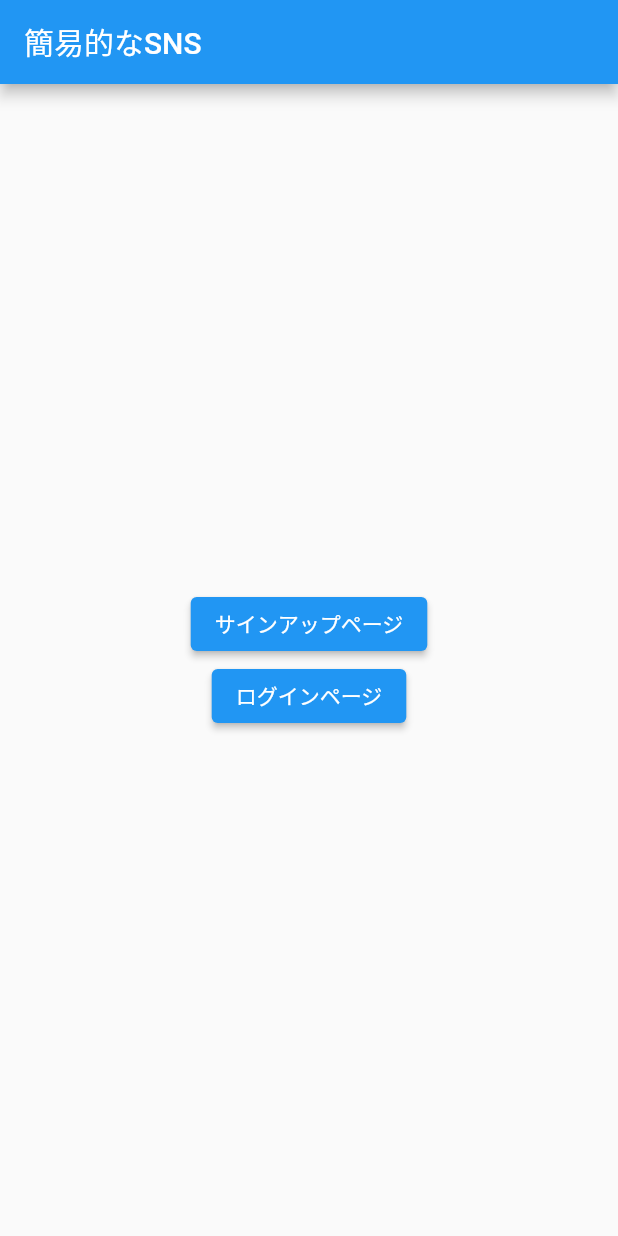
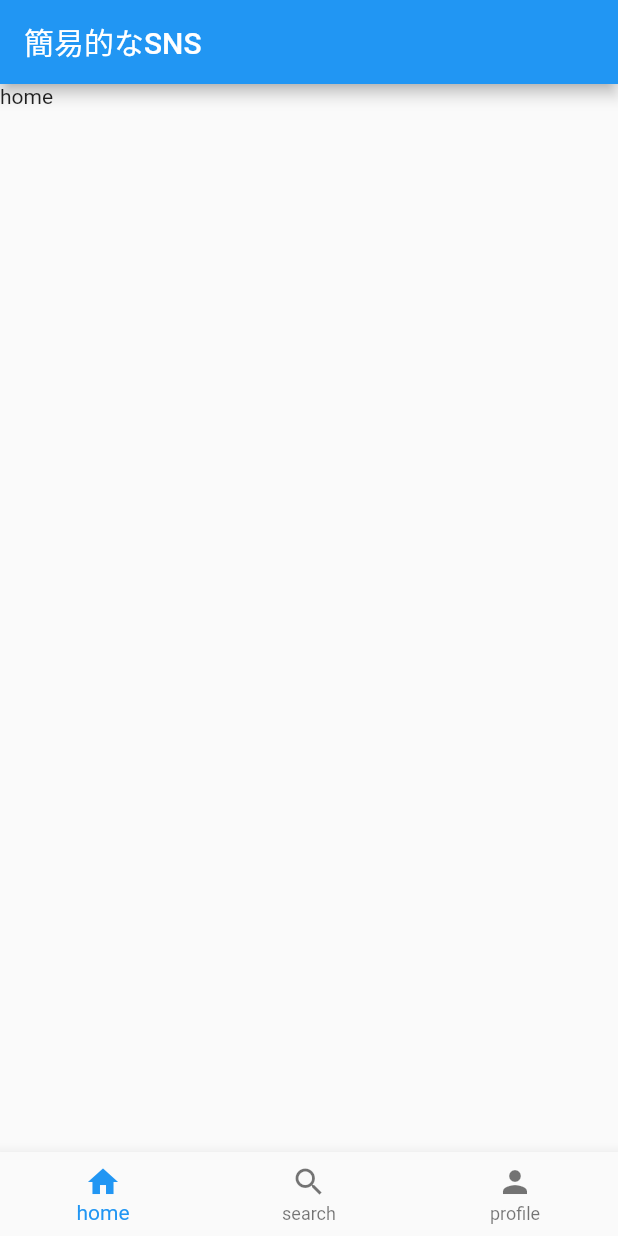
Before and after one commit to marunekosan/like_sns, a Flutter app: the MyHomePage screen opened directly, on a phone screen of 412 x 824 dp. Run offline on Flutter 3.47's test engine with Material 2 defaults, Android fonts, the phone set to English and light mode, and no system bars; our stand-ins replace cloud_firestore, firebase_auth, firebase_core, flutter_riverpod, freezed_annotation; accounts and stored records are empty.

Commit message:
ボトムメニューの追加

```diff
--- /dev/null
+++ b/lib/constants/bottom_navigation_bar.dart
@@ -0,0 +1,18 @@
+// flutter
+import 'package:flutter/material.dart';
+
+final List<BottomNavigationBarItem> bottomNavigationBarElements = [
+  const BottomNavigationBarItem(
+    icon: Icon(Icons.home),
+    label: "home"
+  ),
+  const BottomNavigationBarItem(
+    icon: Icon(Icons.search),
+    label: "search"
+  ),
+  const BottomNavigationBarItem(
+    icon: Icon(Icons.person),
+    label: "profile"
+  ),
+
+];
--- a/lib/main.dart
+++ b/lib/main.dart
@@ -5,10 +5,13 @@ import 'package:flutter/material.dart';
 //package
 import 'package:flutter_riverpod/flutter_riverpod.dart';
 import 'package:firebase_core/firebase_core.dart';
+import 'package:like_sns/views/bottom_navigation_bar.dart';
 
 //models
 import 'package:like_sns/models/main_model.dart';
 import 'package:like_sns/views/login_page.dart';
+import 'models/login_model.dart';
+import 'package:like_sns/models/bottom_navigation_bar_model.dart';
 
 //options
 import 'firebase_options.dart';
@@ -16,7 +19,6 @@ import 'firebase_options.dart';
 //route
 import 'package:like_sns/routes/routes.dart' as routes;
 
-import 'models/login_model.dart';
 
 void main() async{
   WidgetsFlutterBinding.ensureInitialized();
@@ -54,33 +56,27 @@ class MyHomePage extends ConsumerWidget {
   @override
   Widget build(BuildContext context, WidgetRef ref) {
     final MainModel mainModel = ref.watch(mainProvider);
+    final BottomNavigationBarModel bottomNavigationBarModel = ref.watch(bottomNavigationBarProvider);
 
     return Scaffold(
       appBar: AppBar(
         title: Text(title),
       ),
-      body: Center(
-        child: Column(
-          mainAxisAlignment: MainAxisAlignment.center,
-          children: <Widget>[
-            ElevatedButton(
-              onPressed: () => routes.toSignupPage(context: context),
-              child: Text("サインアップページ")
-            ),
-            ElevatedButton(
-              onPressed: () => routes.toLoginPage(context: context),
-              child: Text("ログインページ")
-            )
+      body: mainModel.isLoading ?
+        const Center(
+          child: Text("ロード中"),
+        ) :
+        PageView(
+          controller: bottomNavigationBarModel.pageController,
+          onPageChanged: (index) => bottomNavigationBarModel.onPageChanged(index: index),
+          // childrenの個数はElementsの数
+          children: [
+            Container(child: Text("home"),),
+            Container(child: Text("search"),),
+            Container(child: Text("profile"),),
           ],
         ),
-      ),
-      // floatingActionButton: FloatingActionButton(
-      //   onPressed: () {
-      //     mainModel.createUser(context: context);
-      //   },
-      //   tooltip: 'Increment',
-      //   child: const Icon(Icons.add),
-      // ), // This
+      bottomNavigationBar: LikeSnsBottomNavigationBar(bottomNavigationBarModel: bottomNavigationBarModel),
     );
   }
 }
--- /dev/null
+++ b/lib/models/bottom_navigation_bar_model.dart
@@ -0,0 +1,40 @@
+import 'package:flutter/material.dart';
+import 'package:flutter_riverpod/flutter_riverpod.dart';
+
+final bottomNavigationBarProvider = ChangeNotifierProvider(
+  (ref) => BottomNavigationBarModel()
+);
+class BottomNavigationBarModel extends ChangeNotifier {
+  int currentIndex = 0;
+  late PageController pageController;
+
+  BottomNavigationBarModel() {
+    init();
+  }
+  void init() {
+    pageController = PageController(
+      initialPage: currentIndex
+    );
+    notifyListeners();
+  }
+
+  void onPageChanged({required int index}) {
+    currentIndex = index;
+    notifyListeners();
+  }
+
+  void onTabTapped({required int index}) {
+    pageController.animateToPage(
+      index,
+      duration: const Duration(milliseconds: 10),
+      curve: Curves.easeIn
+    );
+  }
+
+  void setPageController() {
+    pageController = PageController(
+      initialPage: currentIndex
+    );
+    notifyListeners();
+  }
+}
--- a/lib/routes/routes.dart
+++ b/lib/routes/routes.dart
@@ -1,7 +1,8 @@
 import 'package:flutter/material.dart';
+import 'package:like_sns/models/main_model.dart';
 import 'package:like_sns/views/signup_page.dart';
 import 'package:like_sns/views/login_page.dart';
 
 void toSignupPage({required BuildContext context}) => Navigator.push(context, MaterialPageRoute(builder: (context) => SignupPage()));
 
-void toLoginPage({required BuildContext context}) => Navigator.push(context, MaterialPageRoute(builder: (context) => LoginPage()));
+void toLoginPage({required BuildContext context, required MainModel mainModel}) => Navigator.push(context, MaterialPageRoute(builder: (context) => LoginPage()));
--- /dev/null
+++ b/lib/views/bottom_navigation_bar.dart
@@ -0,0 +1,24 @@
+// flutter
+import 'package:flutter/material.dart';
+// constants
+import 'package:like_sns/constants/bottom_navigation_bar.dart';
+// model
+import 'package:like_sns/models/bottom_navigation_bar_model.dart';
+
+class LikeSnsBottomNavigationBar extends StatelessWidget {
+  const LikeSnsBottomNavigationBar({
+    Key? key,
+    required this.bottomNavigationBarModel
+  }) : super(key: key);
+
+  final BottomNavigationBarModel bottomNavigationBarModel;
+  @override
+  Widget build(BuildContext context) {
+    return BottomNavigationBar(
+      type: BottomNavigationBarType.fixed,
+      items: bottomNavigationBarElements,
+      currentIndex: bottomNavigationBarModel.currentIndex,
+      onTap: (index) => bottomNavigationBarModel.onTabTapped(index: index),
+    );
+  }
+}
```
Also changed, not shown: lib/models/main_model.dart (+40 -8 lines).
